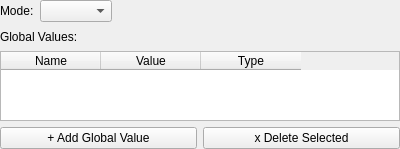
pcdshub/atef, file atef/ui/configuration_group_widget.ui: the form before one commit.
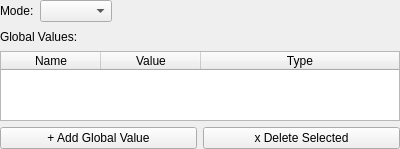
The form after the commit.

Diff of the .ui file:
```diff
--- a/atef/ui/configuration_group_widget.ui
+++ b/atef/ui/configuration_group_widget.ui
@@ -92,6 +92,9 @@
      <attribute name="horizontalHeaderDefaultSectionSize">
       <number>100</number>
      </attribute>
+     <attribute name="horizontalHeaderStretchLastSection">
+      <bool>true</bool>
+     </attribute>
      <attribute name="verticalHeaderVisible">
       <bool>false</bool>
      </attribute>
```
